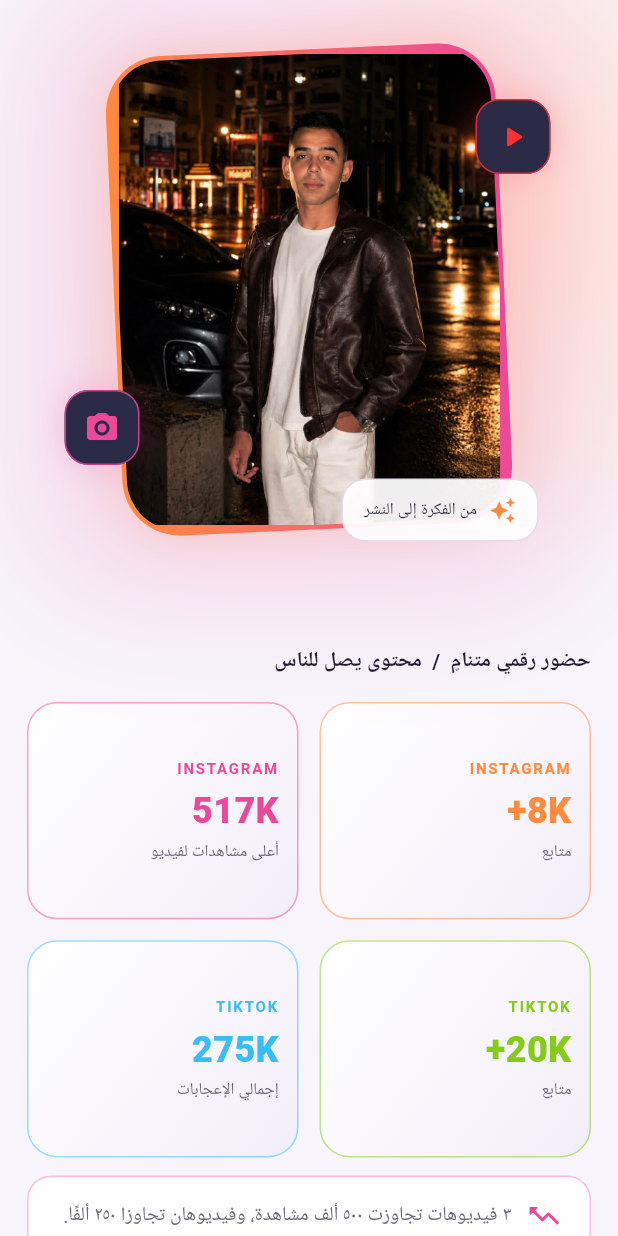
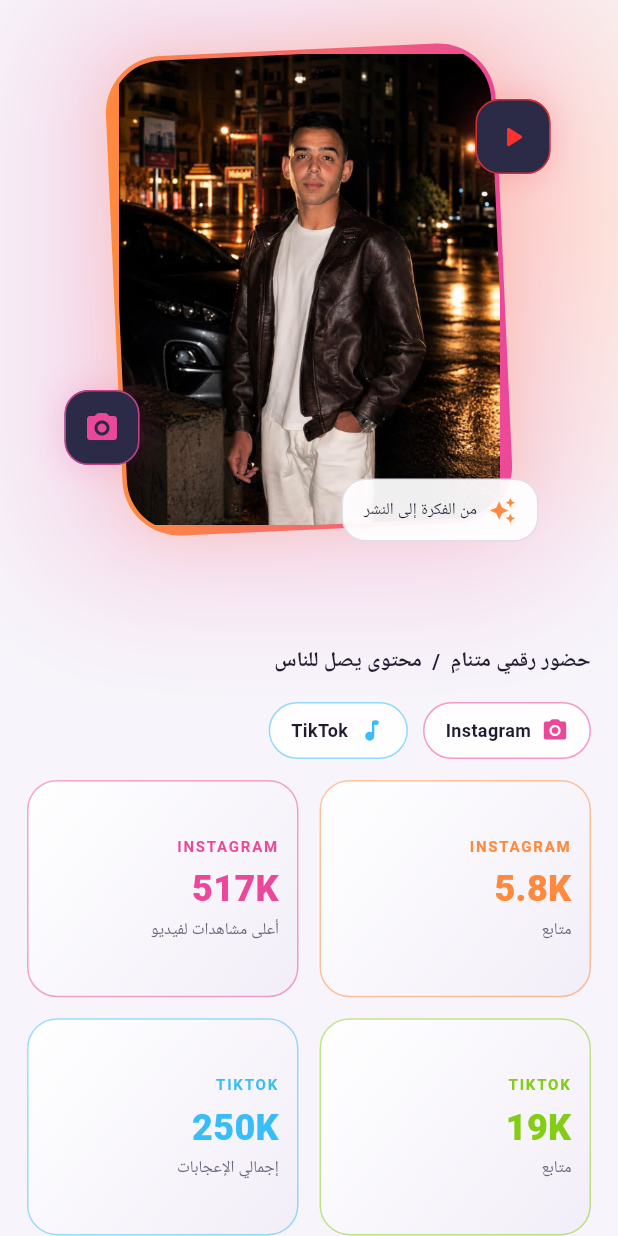
Before and after one commit to ahmed2782002/m_hamdy, a Flutter app: the screen it shows after launch, scrolled down 576 dp, on a phone screen of 412 x 824 dp. Run offline on Flutter 3.47's test engine with Material 3 defaults, Android fonts, the phone set to English and light mode, and no system bars; missing offline and left inert: dart:html, dart:ui_web; Roboto replaces fonts that are missing (IBMPlexSansArabic).

Commit message:
add social media buttons for Instagram and TikTok in StatsSection

```diff
--- a/lib/portfolio_page.dart
+++ b/lib/portfolio_page.dart
@@ -56,6 +56,16 @@
 
   void _email() =>
       html.AnchorElement(href: 'mailto:mrmody572002@gmail.com').click();
+
+  void _openInstagram() => html.window.open(
+    'https://www.instagram.com/quran_k.7229?exln=MXdrODZiN3l3Z2Rjbw==',
+    '_blank',
+  );
+
+  void _openTikTok() => html.window.open(
+    'https://www.tiktok.com/@mody_5577?_r=1&_t=ZS-9Ar7lttH9Zk',
+    '_blank',
+  );
 
   void _downloadCv() {
     html.AnchorElement(href: 'assets/asstes/CV_English_260925_235303.pdf')
@@ -151,7 +161,12 @@
                 ),
               ),
               SliverToBoxAdapter(
-                child: StatsSection(copy: copy, compact: compact),
+                child: StatsSection(
+                  copy: copy,
+                  compact: compact,
+                  onInstagram: _openInstagram,
+                  onTikTok: _openTikTok,
+                ),
               ),
               SliverToBoxAdapter(
                 key: _worksKey,
@@ -184,7 +199,7 @@
                           runSpacing: 8,
                           children: [
                             Text(
-                              '01562340729',
+                              '0545590706',
                               style: TextStyle(
                                 color: PortfolioPalette.muted(context),
                                 fontSize: 12,
--- a/lib/widgets/stats_section.dart
+++ b/lib/widgets/stats_section.dart
@@ -4,9 +4,17 @@
 import 'portfolio_ui.dart';
 
 class StatsSection extends StatelessWidget {
-  const StatsSection({super.key, required this.copy, required this.compact});
+  const StatsSection({
+    super.key,
+    required this.copy,
+    required this.compact,
+    required this.onInstagram,
+    required this.onTikTok,
+  });
   final PortfolioCopy copy;
   final bool compact;
+  final VoidCallback onInstagram;
+  final VoidCallback onTikTok;
 
   @override
   Widget build(BuildContext context) => Center(
@@ -30,6 +38,27 @@
               ),
             ),
           ),
+          Wrap(
+            spacing: 10,
+            runSpacing: 10,
+            children: [
+              _socialButton(
+                context,
+                label: copy.instagram,
+                icon: Icons.camera_alt_rounded,
+                color: portfolioPink,
+                onTap: onInstagram,
+              ),
+              _socialButton(
+                context,
+                label: copy.tiktok,
+                icon: Icons.music_note_rounded,
+                color: portfolioCyan,
+                onTap: onTikTok,
+              ),
+            ],
+          ),
+          const SizedBox(height: 14),
           GridView.count(
             shrinkWrap: true,
             physics: const NeverScrollableScrollPhysics(),
@@ -40,7 +69,7 @@
             children: [
               _stat(
                 context,
-                '8K+',
+                '5.8K',
                 copy.instagram,
                 copy.followers,
                 portfolioOrange,
@@ -54,12 +83,12 @@
               ),
               _stat(
                 context,
-                '20K+',
+                '19K',
                 copy.tiktok,
                 copy.followers,
                 portfolioLime,
               ),
-              _stat(context, '275K', copy.tiktok, copy.likes, portfolioCyan),
+              _stat(context, '250K', copy.tiktok, copy.likes, portfolioCyan),
             ],
           ),
           const SizedBox(height: 12),
@@ -89,6 +118,43 @@
             ),
           ),
         ],
+      ),
+    ),
+  );
+
+  Widget _socialButton(
+    BuildContext context, {
+    required String label,
+    required IconData icon,
+    required Color color,
+    required VoidCallback onTap,
+  }) => Material(
+    color: PortfolioPalette.panel(context),
+    borderRadius: BorderRadius.circular(24),
+    child: InkWell(
+      onTap: onTap,
+      borderRadius: BorderRadius.circular(24),
+      child: Container(
+        padding: const EdgeInsets.symmetric(horizontal: 14, vertical: 9),
+        decoration: BoxDecoration(
+          borderRadius: BorderRadius.circular(24),
+          border: Border.all(color: color.withOpacity(.55)),
+        ),
+        child: Row(
+          mainAxisSize: MainAxisSize.min,
+          children: [
+            Icon(icon, size: 18, color: color),
+            const SizedBox(width: 7),
+            Text(
+              label,
+              style: TextStyle(
+                color: PortfolioPalette.text(context),
+                fontSize: 12,
+                fontWeight: FontWeight.w700,
+              ),
+            ),
+          ],
+        ),
       ),
     ),
   );
```
